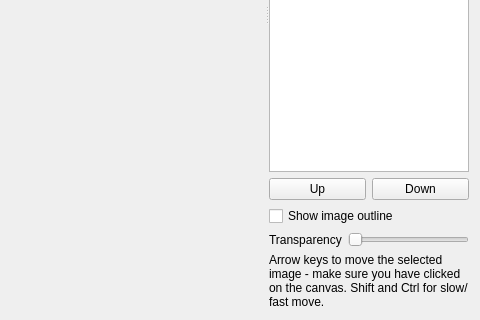
Before: the Qt Designer form src/pcot/assets/tabstitch.ui in AU-ExoMars/PCOT, drawn with Qt 5; both pictures show x 409 to 889 and y 293 to 613 of the 889 by 613 pixel window.
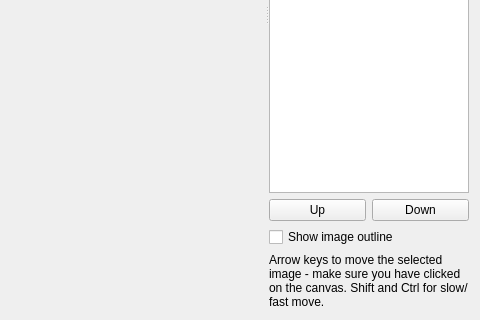
After: the same form once the commit is applied. Custom widgets are drawn as their Qt base class.

Diff of the .ui file:
```diff
--- a/src/pcot/assets/tabstitch.ui
+++ b/src/pcot/assets/tabstitch.ui
@@ -35,25 +35,7 @@
       </property>
       <layout class="QGridLayout" name="gridLayout_2">
        <item row="3" column="0">
-        <layout class="QHBoxLayout" name="horizontalLayout">
-         <item>
-          <widget class="QLabel" name="label_2">
-           <property name="text">
-            <string>Transparency</string>
-           </property>
-          </widget>
-         </item>
-         <item>
-          <widget class="QSlider" name="transparency">
-           <property name="maximum">
-            <number>100</number>
-           </property>
-           <property name="orientation">
-            <enum>Qt::Horizontal</enum>
-           </property>
-          </widget>
-         </item>
-        </layout>
+        <layout class="QHBoxLayout" name="horizontalLayout"/>
        </item>
        <item row="2" column="0">
         <widget class="QCheckBox" name="showimage">
```
